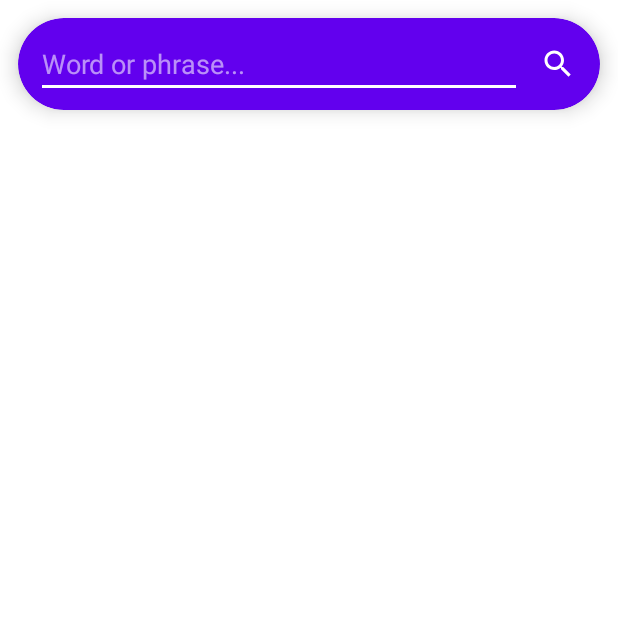
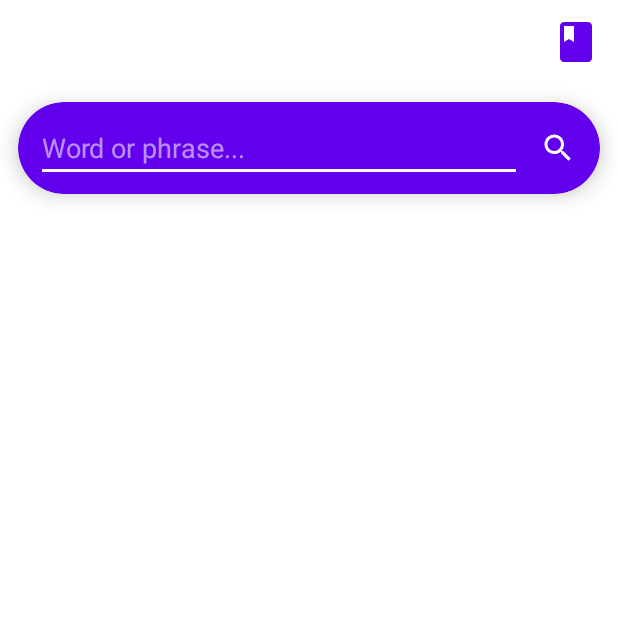
Before and after one commit to vaimon/ProVocab, an Android app: the screen it shows after launch (MainActivity), after a tap on "Кнопка поиска", on a phone screen of 412 x 824 dp, the top half of it. Run offline under Robolectric (Android 15) with nearby library versions, the phone set to English and light mode, and no system bars; libraries missing offline, so code that uses them is left out: io.realm; 3 statements that could not run were skipped.

```diff
--- a/app/src/main/java/ru/vaimon/provocab/screens/dictionary/DictionaryPresenter.kt
+++ b/app/src/main/java/ru/vaimon/provocab/screens/dictionary/DictionaryPresenter.kt
@@ -10,7 +10,7 @@ class DictionaryPresenter : DictionaryContract.Presenter,  BasePresenter<Diction
     private val mRepository: DictionaryContract.Repository by lazy { DictionaryRepository(this) }
 
     override fun loadDictionary(){
-
+        mRepository.loadDictionary()
     }
 
     override fun onDictionaryLoaded(newValues: RealmResults<Translation>){
--- a/app/src/main/java/ru/vaimon/provocab/screens/dictionary/DictionaryRepository.kt
+++ b/app/src/main/java/ru/vaimon/provocab/screens/dictionary/DictionaryRepository.kt
@@ -6,6 +6,7 @@ import ru.vaimon.provocab.services.RealmService
 class DictionaryRepository(private val mPresenter: DictionaryPresenter) : DictionaryContract.Repository {
 
     override fun loadDictionary(){
-        mPresenter.onDictionaryLoaded(RealmService.fetchDictionary())
+        val res = RealmService.fetchDictionary()
+        mPresenter.onDictionaryLoaded(res)
     }
 }
--- a/app/src/main/java/ru/vaimon/provocab/screens/home/MainActivity.kt
+++ b/app/src/main/java/ru/vaimon/provocab/screens/home/MainActivity.kt
@@ -1,5 +1,6 @@
 package ru.vaimon.provocab.screens.home
 
+import android.content.Intent
 import android.os.Bundle
 import android.view.View
 import android.view.inputmethod.EditorInfo
@@ -9,6 +10,7 @@ import com.google.android.material.tabs.TabLayoutMediator
 import ru.vaimon.provocab.R
 import ru.vaimon.provocab.databinding.ActivityMainBinding
 import ru.vaimon.provocab.models.Translation
+import ru.vaimon.provocab.screens.dictionary.DictionaryActivity
 import ru.vaimon.provocab.screens.home.adapters.TranslationStateAdapter
 
 class MainActivity : AppCompatActivity(), MainContract.View {
@@ -64,9 +66,24 @@ class MainActivity : AppCompatActivity(), MainContract.View {
 
     }
 
+    private fun hideKeyboard(){
+        val inputMethodManager =
+            applicationContext.getSystemService(INPUT_METHOD_SERVICE) as InputMethodManager
+        inputMethodManager.hideSoftInputFromWindow(binding.etWord.windowToken, 0)
+    }
+
+    private fun startDictionaryActivity(){
+        startActivity(Intent(this, DictionaryActivity::class.java))
+    }
+
     private fun setupListeners() {
         binding.btnSearch.setOnClickListener {
+            hideKeyboard()
             mPresenter.startWordSearch(binding.etWord.text.toString())
+        }
+
+        binding.btnDictionary.setOnClickListener {
+            startDictionaryActivity()
         }
 
         binding.fragTranslation.btnSave.setOnClickListener {
@@ -76,9 +93,7 @@ class MainActivity : AppCompatActivity(), MainContract.View {
         binding.etWord.setOnEditorActionListener { _, i, _ ->
             if (i == EditorInfo.IME_ACTION_SEARCH) {
                 mPresenter.startWordSearch(binding.etWord.text.toString())
-                val inputMethodManager =
-                    applicationContext.getSystemService(INPUT_METHOD_SERVICE) as InputMethodManager
-                inputMethodManager.hideSoftInputFromWindow(binding.etWord.windowToken, 0)
+                hideKeyboard()
                 return@setOnEditorActionListener true
             }
             return@setOnEditorActionListener false
--- a/app/src/main/java/ru/vaimon/provocab/services/RealmService.kt
+++ b/app/src/main/java/ru/vaimon/provocab/services/RealmService.kt
@@ -6,13 +6,13 @@ import ru.vaimon.provocab.models.Translation
 
 object RealmService {
 
-    fun fetchDictionary() : RealmResults<Translation>{
+    fun fetchDictionary(): RealmResults<Translation>{
         return Realm.getDefaultInstance().where(Translation::class.java).findAll()
     }
 
     fun putTranslation(translation: Translation){
         Realm.getDefaultInstance().executeTransactionAsync {
-            it.copyToRealm(translation)
+            it.copyToRealmOrUpdate(translation)
         }
     }
 }
--- /dev/null
+++ b/app/src/main/res/drawable/ic_book.xml
@@ -0,0 +1,10 @@
+<vector xmlns:android="http://schemas.android.com/apk/res/android"
+    android:width="24dp"
+    android:height="24dp"
+    android:viewportWidth="24"
+    android:viewportHeight="24"
+    android:tint="?attr/colorControlNormal">
+  <path
+      android:fillColor="@android:color/white"
+      android:pathData="M18,2H6c-1.1,0 -2,0.9 -2,2v16c0,1.1 0.9,2 2,2h12c1.1,0 2,-0.9 2,-2V4c0,-1.1 -0.9,-2 -2,-2zM6,4h5v8l-2.5,-1.5L6,12V4z"/>
+</vector>
--- a/app/src/main/res/layout/activity_main.xml
+++ b/app/src/main/res/layout/activity_main.xml
@@ -6,6 +6,22 @@
     android:layout_height="match_parent"
     android:orientation="vertical"
     tools:context=".screens.home.MainActivity">
+    <FrameLayout
+        android:layout_width="match_parent"
+        android:layout_height="wrap_content"
+        android:orientation="horizontal"
+        android:padding="12dp">
+        <ImageButton
+            android:id="@+id/btnDictionary"
+            android:layout_width="32dp"
+            android:layout_height="32dp"
+            android:scaleType="fitCenter"
+            android:layout_gravity="center_vertical|end"
+            android:background="?attr/selectableItemBackgroundBorderless"
+            android:contentDescription="@string/dictionary"
+            android:src="@drawable/ic_book"
+            app:tint="?colorPrimary" />
+    </FrameLayout>
 
     <com.google.android.material.card.MaterialCardView
         android:id="@+id/cardView"
--- a/app/src/main/res/values-night/themes.xml
+++ b/app/src/main/res/values-night/themes.xml
@@ -13,4 +13,10 @@
         <item name="android:statusBarColor" tools:targetApi="l">?attr/colorPrimaryVariant</item>
         <!-- Customize your theme here. -->
     </style>
+
+    <style name="ThemeOverlay.ProVocab.Headline" parent="Widget.AppCompat.TextView">
+        <item name="android:textStyle">bold</item>
+        <item name="android:fontFamily">sans-serif-medium</item>
+        <item name="android:textColor">@color/white</item>
+    </style>
 </resources>
--- a/app/src/main/res/values/strings.xml
+++ b/app/src/main/res/values/strings.xml
@@ -7,4 +7,5 @@
     <string name="examples">Примеры</string>
     <string name="cambridge_dictionary">Cambridge Dictionary</string>
     <string name="translation">Перевод</string>
+    <string name="dictionary">Словарь</string>
 </resources>
--- a/app/src/main/res/values/themes.xml
+++ b/app/src/main/res/values/themes.xml
@@ -19,4 +19,10 @@
         <item name="cornerFamily">rounded</item>
         <item name="cornerRadius">16dp</item>
     </style>
+
+    <style name="ThemeOverlay.ProVocab.Headline" parent="Widget.AppCompat.TextView">
+        <item name="android:textStyle">bold</item>
+        <item name="android:fontFamily">sans-serif-medium</item>
+        <item name="android:textColor">@color/black</item>
+    </style>
 </resources>
```
Also changed, not shown: app/src/main/java/ru/vaimon/provocab/screens/dictionary/DictionaryActivity.kt (+11 -1 lines), app/src/main/res/layout/fragment_explanation.xml (+4 -7 lines), app/src/main/res/layout/fragment_translation.xml (+5 -5 lines).
